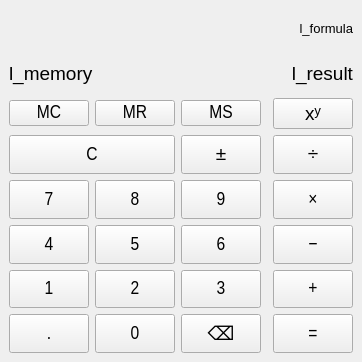
Before: the Qt Designer form mainwindow.ui in JSairanbayev/cpp-calculator------, drawn with Qt 5.
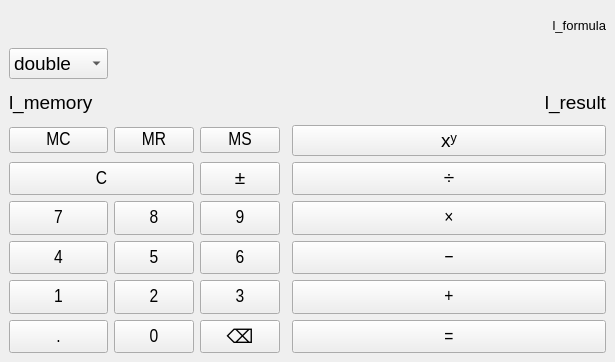
After: the same form once the commit is applied.

Patch:
```diff
--- a/mainwindow.ui
+++ b/mainwindow.ui
@@ -6,7 +6,7 @@
    <rect>
     <x>0</x>
     <y>0</y>
-    <width>310</width>
+    <width>615</width>
     <height>362</height>
    </rect>
   </property>
@@ -25,8 +25,198 @@
    <string>Калькулятор</string>
   </property>
   <widget class="QWidget" name="centralwidget">
-   <layout class="QGridLayout" name="gridLayout" rowstretch="0,0,0,0,0,0,0,0,0,0" columnstretch="0,2,2,2,0,3">
-    <item row="1" column="1" colspan="5">
+   <layout class="QGridLayout" name="gridLayout" rowstretch="0,0,0,0,0,0,0,0,0,0,0" columnstretch="0,0,0,0,0,0">
+    <item row="7" column="1">
+     <widget class="QPushButton" name="tb_four">
+      <property name="sizePolicy">
+       <sizepolicy hsizetype="Preferred" vsizetype="Preferred">
+        <horstretch>0</horstretch>
+        <verstretch>0</verstretch>
+       </sizepolicy>
+      </property>
+      <property name="minimumSize">
+       <size>
+        <width>0</width>
+        <height>0</height>
+       </size>
+      </property>
+      <property name="font">
+       <font>
+        <family>Arial Narrow</family>
+        <pointsize>14</pointsize>
+       </font>
+      </property>
+      <property name="text">
+       <string>4</string>
+      </property>
+      <property name="shortcut">
+       <string>4</string>
+      </property>
+     </widget>
+    </item>
+    <item row="7" column="5">
+     <widget class="QPushButton" name="tb_substract">
+      <property name="sizePolicy">
+       <sizepolicy hsizetype="Preferred" vsizetype="Preferred">
+        <horstretch>0</horstretch>
+        <verstretch>0</verstretch>
+       </sizepolicy>
+      </property>
+      <property name="minimumSize">
+       <size>
+        <width>0</width>
+        <height>0</height>
+       </size>
+      </property>
+      <property name="font">
+       <font>
+        <family>Arial Narrow</family>
+        <pointsize>14</pointsize>
+       </font>
+      </property>
+      <property name="text">
+       <string>−</string>
+      </property>
+      <property name="shortcut">
+       <string>-</string>
+      </property>
+     </widget>
+    </item>
+    <item row="10" column="5">
+     <widget class="QPushButton" name="tb_equal">
+      <property name="sizePolicy">
+       <sizepolicy hsizetype="Preferred" vsizetype="Preferred">
+        <horstretch>0</horstretch>
+        <verstretch>0</verstretch>
+       </sizepolicy>
+      </property>
+      <property name="minimumSize">
+       <size>
+        <width>0</width>
+        <height>0</height>
+       </size>
+      </property>
+      <property name="font">
+       <font>
+        <family>Arial Narrow</family>
+        <pointsize>14</pointsize>
+       </font>
+      </property>
+      <property name="text">
+       <string>=</string>
+      </property>
+      <property name="shortcut">
+       <string>Enter</string>
+      </property>
+     </widget>
+    </item>
+    <item row="9" column="3">
+     <widget class="QPushButton" name="tb_three">
+      <property name="sizePolicy">
+       <sizepolicy hsizetype="Preferred" vsizetype="Preferred">
+        <horstretch>0</horstretch>
+        <verstretch>0</verstretch>
+       </sizepolicy>
+      </property>
+      <property name="minimumSize">
+       <size>
+        <width>0</width>
+        <height>0</height>
+       </size>
+      </property>
+      <property name="font">
+       <font>
+        <family>Arial Narrow</family>
+        <pointsize>14</pointsize>
+       </font>
+      </property>
+      <property name="text">
+       <string>3</string>
+      </property>
+      <property name="shortcut">
+       <string>3</string>
+      </property>
+     </widget>
+    </item>
+    <item row="10" column="1">
+     <widget class="QPushButton" name="tb_extra">
+      <property name="sizePolicy">
+       <sizepolicy hsizetype="Preferred" vsizetype="Preferred">
+        <horstretch>0</horstretch>
+        <verstretch>0</verstretch>
+       </sizepolicy>
+      </property>
+      <property name="minimumSize">
+       <size>
+        <width>0</width>
+        <height>0</height>
+       </size>
+      </property>
+      <property name="font">
+       <font>
+        <family>Arial Narrow</family>
+        <pointsize>14</pointsize>
+       </font>
+      </property>
+      <property name="text">
+       <string>.</string>
+      </property>
+     </widget>
+    </item>
+    <item row="10" column="2">
+     <widget class="QPushButton" name="tb_zero">
+      <property name="sizePolicy">
+       <sizepolicy hsizetype="Preferred" vsizetype="Preferred">
+        <horstretch>0</horstretch>
+        <verstretch>0</verstretch>
+       </sizepolicy>
+      </property>
+      <property name="minimumSize">
+       <size>
+        <width>0</width>
+        <height>0</height>
+       </size>
+      </property>
+      <property name="font">
+       <font>
+        <family>Arial Narrow</family>
+        <pointsize>14</pointsize>
+       </font>
+      </property>
+      <property name="text">
+       <string>0</string>
+      </property>
+     </widget>
+    </item>
+    <item row="6" column="1">
+     <widget class="QPushButton" name="tb_seven">
+      <property name="sizePolicy">
+       <sizepolicy hsizetype="Preferred" vsizetype="Preferred">
+        <horstretch>0</horstretch>
+        <verstretch>0</verstretch>
+       </sizepolicy>
+      </property>
+      <property name="minimumSize">
+       <size>
+        <width>0</width>
+        <height>0</height>
+       </size>
+      </property>
+      <property name="font">
+       <font>
+        <family>Arial Narrow</family>
+        <pointsize>14</pointsize>
+       </font>
+      </property>
+      <property name="text">
+       <string>7</string>
+      </property>
+      <property name="shortcut">
+       <string>7</string>
+      </property>
+     </widget>
+    </item>
+    <item row="2" column="1" colspan="5">
      <layout class="QHBoxLayout" name="horizontalLayout" stretch="0,1">
       <item>
        <widget class="QLabel" name="l_memory">
@@ -69,54 +259,7 @@
       </item>
      </layout>
     </item>
-    <item row="5" column="3">
-     <widget class="QPushButton" name="tb_nine">
-      <property name="sizePolicy">
-       <sizepolicy hsizetype="Preferred" vsizetype="Preferred">
-        <horstretch>0</horstretch>
-        <verstretch>0</verstretch>
-       </sizepolicy>
-      </property>
-      <property name="minimumSize">
-       <size>
-        <width>0</width>
-        <height>0</height>
-       </size>
-      </property>
-      <property name="font">
-       <font>
-        <family>Arial Narrow</family>
-        <pointsize>14</pointsize>
-       </font>
-      </property>
-      <property name="text">
-       <string>9</string>
-      </property>
-      <property name="shortcut">
-       <string>9</string>
-      </property>
-     </widget>
-    </item>
-    <item row="2" column="3">
-     <widget class="QPushButton" name="tb_ms">
-      <property name="minimumSize">
-       <size>
-        <width>0</width>
-        <height>0</height>
-       </size>
-      </property>
-      <property name="font">
-       <font>
-        <family>Arial Narrow</family>
-        <pointsize>14</pointsize>
-       </font>
-      </property>
-      <property name="text">
-       <string>MS</string>
-      </property>
-     </widget>
-    </item>
-    <item row="2" column="2">
+    <item row="3" column="2">
      <widget class="QPushButton" name="tn_mr">
       <property name="minimumSize">
        <size>
@@ -135,138 +278,6 @@
       </property>
      </widget>
     </item>
-    <item row="2" column="5">
-     <widget class="QPushButton" name="tb_power">
-      <property name="text">
-       <string>xʸ</string>
-      </property>
-     </widget>
-    </item>
-    <item row="9" column="5">
-     <widget class="QPushButton" name="tb_equal">
-      <property name="sizePolicy">
-       <sizepolicy hsizetype="Preferred" vsizetype="Preferred">
-        <horstretch>0</horstretch>
-        <verstretch>0</verstretch>
-       </sizepolicy>
-      </property>
-      <property name="minimumSize">
-       <size>
-        <width>0</width>
-        <height>0</height>
-       </size>
-      </property>
-      <property name="font">
-       <font>
-        <family>Arial Narrow</family>
-        <pointsize>14</pointsize>
-       </font>
-      </property>
-      <property name="text">
-       <string>=</string>
-      </property>
-      <property name="shortcut">
-       <string>Enter</string>
-      </property>
-     </widget>
-    </item>
-    <item row="8" column="3">
-     <widget class="QPushButton" name="tb_three">
-      <property name="sizePolicy">
-       <sizepolicy hsizetype="Preferred" vsizetype="Preferred">
-        <horstretch>0</horstretch>
-        <verstretch>0</verstretch>
-       </sizepolicy>
-      </property>
-      <property name="minimumSize">
-       <size>
-        <width>0</width>
-        <height>0</height>
-       </size>
-      </property>
-      <property name="font">
-       <font>
-        <family>Arial Narrow</family>
-        <pointsize>14</pointsize>
-       </font>
-      </property>
-      <property name="text">
-       <string>3</string>
-      </property>
-      <property name="shortcut">
-       <string>3</string>
-      </property>
-     </widget>
-    </item>
-    <item row="9" column="3">
-     <widget class="QPushButton" name="tb_backspace">
-      <property name="sizePolicy">
-       <sizepolicy hsizetype="Preferred" vsizetype="Preferred">
-        <horstretch>0</horstretch>
-        <verstretch>0</verstretch>
-       </sizepolicy>
-      </property>
-      <property name="text">
-       <string>⌫</string>
-      </property>
-     </widget>
-    </item>
-    <item row="8" column="2">
-     <widget class="QPushButton" name="tb_two">
-      <property name="sizePolicy">
-       <sizepolicy hsizetype="Preferred" vsizetype="Preferred">
-        <horstretch>0</horstretch>
-        <verstretch>0</verstretch>
-       </sizepolicy>
-      </property>
-      <property name="minimumSize">
-       <size>
-        <width>0</width>
-        <height>0</height>
-       </size>
-      </property>
-      <property name="font">
-       <font>
-        <family>Arial Narrow</family>
-        <pointsize>14</pointsize>
-       </font>
-      </property>
-      <property name="text">
-       <string>2</string>
-      </property>
-      <property name="shortcut">
-       <string>2</string>
-      </property>
-     </widget>
-    </item>
-    <item row="5" column="1">
-     <widget class="QPushButton" name="tb_seven">
-      <property name="sizePolicy">
-       <sizepolicy hsizetype="Preferred" vsizetype="Preferred">
-        <horstretch>0</horstretch>
-        <verstretch>0</verstretch>
-       </sizepolicy>
-      </property>
-      <property name="minimumSize">
-       <size>
-        <width>0</width>
-        <height>0</height>
-       </size>
-      </property>
-      <property name="font">
-       <font>
-        <family>Arial Narrow</family>
-        <pointsize>14</pointsize>
-       </font>
-      </property>
-      <property name="text">
-       <string>7</string>
-      </property>
-      <property name="shortcut">
-       <string>7</string>
-      </property>
-     </widget>
-    </item>
     <item row="0" column="1" colspan="5">
      <widget class="QLabel" name="l_formula">
       <property name="font">
@@ -282,175 +293,7 @@
       </property>
      </widget>
     </item>
-    <item row="5" column="2">
-     <widget class="QPushButton" name="tb_eight">
-      <property name="sizePolicy">
-       <sizepolicy hsizetype="Preferred" vsizetype="Preferred">
-        <horstretch>0</horstretch>
-        <verstretch>0</verstretch>
-       </sizepolicy>
-      </property>
-      <property name="minimumSize">
-       <size>
-        <width>0</width>
-        <height>0</height>
-       </size>
-      </property>
-      <property name="font">
-       <font>
-        <family>Arial Narrow</family>
-        <pointsize>14</pointsize>
-       </font>
-      </property>
-      <property name="text">
-       <string>8</string>
-      </property>
-      <property name="shortcut">
-       <string>8</string>
-      </property>
-     </widget>
-    </item>
-    <item row="6" column="5">
-     <widget class="QPushButton" name="tb_substract">
-      <property name="sizePolicy">
-       <sizepolicy hsizetype="Preferred" vsizetype="Preferred">
-        <horstretch>0</horstretch>
-        <verstretch>0</verstretch>
-       </sizepolicy>
-      </property>
-      <property name="minimumSize">
-       <size>
-        <width>0</width>
-        <height>0</height>
-       </size>
-      </property>
-      <property name="font">
-       <font>
-        <family>Arial Narrow</family>
-        <pointsize>14</pointsize>
-       </font>
-      </property>
-      <property name="text">
-       <string>−</string>
-      </property>
-      <property name="shortcut">
-       <string>-</string>
-      </property>
-     </widget>
-    </item>
-    <item row="6" column="3">
-     <widget class="QPushButton" name="tb_six">
-      <property name="sizePolicy">
-       <sizepolicy hsizetype="Preferred" vsizetype="Preferred">
-        <horstretch>0</horstretch>
-        <verstretch>0</verstretch>
-       </sizepolicy>
-      </property>
-      <property name="minimumSize">
-       <size>
-        <width>0</width>
-        <height>0</height>
-       </size>
-      </property>
-      <property name="font">
-       <font>
-        <family>Arial Narrow</family>
-        <pointsize>14</pointsize>
-       </font>
-      </property>
-      <property name="text">
-       <string>6</string>
-      </property>
-      <property name="shortcut">
-       <string>6</string>
-      </property>
-     </widget>
-    </item>
-    <item row="6" column="1">
-     <widget class="QPushButton" name="tb_four">
-      <property name="sizePolicy">
-       <sizepolicy hsizetype="Preferred" vsizetype="Preferred">
-        <horstretch>0</horstretch>
-        <verstretch>0</verstretch>
-       </sizepolicy>
-      </property>
-      <property name="minimumSize">
-       <size>
-        <width>0</width>
-        <height>0</height>
-       </size>
-      </property>
-      <property name="font">
-       <font>
-        <family>Arial Narrow</family>
-        <pointsize>14</pointsize>
-       </font>
-      </property>
-      <property name="text">
-       <string>4</string>
-      </property>
-      <property name="shortcut">
-       <string>4</string>
-      </property>
-     </widget>
-    </item>
-    <item row="4" column="5">
-     <widget class="QPushButton" name="tb_divide">
-      <property name="sizePolicy">
-       <sizepolicy hsizetype="Preferred" vsizetype="Preferred">
-        <horstretch>0</horstretch>
-        <verstretch>0</verstretch>
-       </sizepolicy>
-      </property>
-      <property name="minimumSize">
-       <size>
-        <width>0</width>
-        <height>0</height>
-       </size>
-      </property>
-      <property name="font">
-       <font>
-        <family>Arial Narrow</family>
-        <pointsize>14</pointsize>
-       </font>
-      </property>
-      <property name="text">
-       <string>÷</string>
-      </property>
-      <property name="shortcut">
-       <string>/</string>
-      </property>
-     </widget>
-    </item>
-    <item row="8" column="1">
-     <widget class="QPushButton" name="tb_one">
-      <property name="sizePolicy">
-       <sizepolicy hsizetype="Preferred" vsizetype="Preferred">
-        <horstretch>0</horstretch>
-        <verstretch>0</verstretch>
-       </sizepolicy>
-      </property>
-      <property name="minimumSize">
-       <size>
-        <width>0</width>
-        <height>0</height>
-       </size>
-      </property>
-      <property name="font">
-       <font>
-        <family>Arial Narrow</family>
-        <pointsize>14</pointsize>
-       </font>
-      </property>
-      <property name="text">
-       <string>1</string>
-      </property>
-      <property name="shortcut">
-       <string>1</string>
-      </property>
-     </widget>
-    </item>
-    <item row="6" column="2">
+    <item row="7" column="2">
      <widget class="QPushButton" name="tb_five">
       <property name="sizePolicy">
        <sizepolicy hsizetype="Preferred" vsizetype="Preferred">
@@ -478,7 +321,82 @@
       </property>
      </widget>
     </item>
-    <item row="4" column="1" colspan="2">
+    <item row="9" column="2">
+     <widget class="QPushButton" name="tb_two">
+      <property name="sizePolicy">
+       <sizepolicy hsizetype="Preferred" vsizetype="Preferred">
+        <horstretch>0</horstretch>
+        <verstretch>0</verstretch>
+       </sizepolicy>
+      </property>
+      <property name="minimumSize">
+       <size>
+        <width>0</width>
+        <height>0</height>
+       </size>
+      </property>
+      <property name="font">
+       <font>
+        <family>Arial Narrow</family>
+        <pointsize>14</pointsize>
+       </font>
+      </property>
+      <property name="text">
+       <string>2</string>
+      </property>
+      <property name="shortcut">
+       <string>2</string>
+      </property>
+     </widget>
+    </item>
+    <item row="6" column="3">
+     <widget class="QPushButton" name="tb_nine">
+      <property name="sizePolicy">
+       <sizepolicy hsizetype="Preferred" vsizetype="Preferred">
+        <horstretch>0</horstretch>
+        <verstretch>0</verstretch>
+       </sizepolicy>
+      </property>
+      <property name="minimumSize">
+       <size>
+        <width>0</width>
+        <height>0</height>
+       </size>
+      </property>
+      <property name="font">
+       <font>
+        <family>Arial Narrow</family>
+        <pointsize>14</pointsize>
+       </font>
+      </property>
+      <property name="text">
+       <string>9</string>
+      </property>
+      <property name="shortcut">
+       <string>9</string>
+      </property>
+     </widget>
+    </item>
+    <item row="3" column="1">
+     <widget class="QPushButton" name="tb_mc">
+      <property name="minimumSize">
+       <size>
+        <width>0</width>
+        <height>0</height>
+       </size>
+      </property>
+      <property name="font">
+       <font>
+        <family>Arial Narrow</family>
+        <pointsize>14</pointsize>
+       </font>
+      </property>
+      <property name="text">
+       <string>MC</string>
+      </property>
+     </widget>
+    </item>
+    <item row="5" column="1" colspan="2">
      <widget class="QPushButton" name="tb_reset">
       <property name="sizePolicy">
        <sizepolicy hsizetype="Preferred" vsizetype="Preferred">
@@ -506,54 +424,76 @@
       </property>
      </widget>
     </item>
-    <item row="2" column="1">
-     <widget class="QPushButton" name="tb_mc">
-      <property name="minimumSize">
-       <size>
-        <width>0</width>
-        <height>0</height>
-       </size>
-      </property>
-      <property name="font">
-       <font>
-        <family>Arial Narrow</family>
-        <pointsize>14</pointsize>
-       </font>
-      </property>
-      <property name="text">
-       <string>MC</string>
-      </property>
-     </widget>
-    </item>
-    <item row="8" column="5">
-     <widget class="QPushButton" name="tb_add">
-      <property name="sizePolicy">
-       <sizepolicy hsizetype="Preferred" vsizetype="Preferred">
-        <horstretch>0</horstretch>
-        <verstretch>0</verstretch>
-       </sizepolicy>
-      </property>
-      <property name="minimumSize">
-       <size>
-        <width>0</width>
-        <height>0</height>
-       </size>
-      </property>
-      <property name="font">
-       <font>
-        <family>Arial Narrow</family>
-        <pointsize>14</pointsize>
-       </font>
-      </property>
-      <property name="text">
-       <string>+</string>
-      </property>
-      <property name="shortcut">
-       <string>+</string>
-      </property>
-     </widget>
-    </item>
     <item row="5" column="5">
+     <widget class="QPushButton" name="tb_divide">
+      <property name="sizePolicy">
+       <sizepolicy hsizetype="Preferred" vsizetype="Preferred">
+        <horstretch>0</horstretch>
+        <verstretch>0</verstretch>
+       </sizepolicy>
+      </property>
+      <property name="minimumSize">
+       <size>
+        <width>0</width>
+        <height>0</height>
+       </size>
+      </property>
+      <property name="font">
+       <font>
+        <family>Arial Narrow</family>
+        <pointsize>14</pointsize>
+       </font>
+      </property>
+      <property name="text">
+       <string>÷</string>
+      </property>
+      <property name="shortcut">
+       <string>/</string>
+      </property>
+     </widget>
+    </item>
+    <item row="9" column="5">
+     <widget class="QPushButton" name="tb_add">
+      <property name="sizePolicy">
+       <sizepolicy hsizetype="Preferred" vsizetype="Preferred">
+        <horstretch>0</horstretch>
+        <verstretch>0</verstretch>
+       </sizepolicy>
+      </property>
+      <property name="minimumSize">
+       <size>
+        <width>0</width>
+        <height>0</height>
+       </size>
+      </property>
+      <property name="font">
+       <font>
+        <family>Arial Narrow</family>
+        <pointsize>14</pointsize>
+       </font>
+      </property>
+      <property name="text">
+       <string>+</string>
+      </property>
+      <property name="shortcut">
+       <string>+</string>
+      </property>
+     </widget>
+    </item>
+    <item row="10" column="3">
+     <widget class="QPushButton" name="tb_backspace">
+      <property name="sizePolicy">
+       <sizepolicy hsizetype="Preferred" vsizetype="Preferred">
+        <horstretch>0</horstretch>
+        <verstretch>0</verstretch>
+       </sizepolicy>
+      </property>
+      <property name="text">
+       <string>⌫</string>
+      </property>
+     </widget>
+    </item>
+    <item row="6" column="5">
      <widget class="QPushButton" name="tb_multiplicate">
       <property name="sizePolicy">
        <sizepolicy hsizetype="Expanding" vsizetype="Preferred">
@@ -581,7 +521,35 @@
       </property>
      </widget>
     </item>
-    <item row="4" column="3">
+    <item row="9" column="1">
+     <widget class="QPushButton" name="tb_one">
+      <property name="sizePolicy">
+       <sizepolicy hsizetype="Preferred" vsizetype="Preferred">
+        <horstretch>0</horstretch>
+        <verstretch>0</verstretch>
+       </sizepolicy>
+      </property>
+      <property name="minimumSize">
+       <size>
+        <width>0</width>
+        <height>0</height>
+       </size>
+      </property>
+      <property name="font">
+       <font>
+        <family>Arial Narrow</family>
+        <pointsize>14</pointsize>
+       </font>
+      </property>
+      <property name="text">
+       <string>1</string>
+      </property>
+      <property name="shortcut">
+       <string>1</string>
+      </property>
+     </widget>
+    </item>
+    <item row="5" column="3">
      <widget class="QPushButton" name="tb_negate">
       <property name="sizePolicy">
        <sizepolicy hsizetype="Preferred" vsizetype="Preferred">
@@ -606,8 +574,15 @@
       </property>
      </widget>
     </item>
-    <item row="9" column="1">
-     <widget class="QPushButton" name="tb_comma">
+    <item row="3" column="5">
+     <widget class="QPushButton" name="tb_power">
+      <property name="text">
+       <string>xʸ</string>
+      </property>
+     </widget>
+    </item>
+    <item row="6" column="2">
+     <widget class="QPushButton" name="tb_eight">
       <property name="sizePolicy">
        <sizepolicy hsizetype="Preferred" vsizetype="Preferred">
         <horstretch>0</horstretch>
@@ -627,12 +602,31 @@
        </font>
       </property>
       <property name="text">
-       <string>.</string>
+       <string>8</string>
       </property>
      </widget>
     </item>
-    <item row="9" column="2">
-     <widget class="QPushButton" name="tb_zero">
+    <item row="3" column="3">
+     <widget class="QPushButton" name="tb_ms">
+      <property name="minimumSize">
+       <size>
+        <width>0</width>
+        <height>0</height>
+       </size>
+      </property>
+      <property name="font">
+       <font>
+        <family>Arial Narrow</family>
+        <pointsize>14</pointsize>
+       </font>
+      </property>
+      <property name="text">
+       <string>MS</string>
+      </property>
+     </widget>
+    </item>
+    <item row="7" column="3">
+     <widget class="QPushButton" name="tb_six">
       <property name="sizePolicy">
        <sizepolicy hsizetype="Preferred" vsizetype="Preferred">
         <horstretch>0</horstretch>
@@ -652,10 +646,21 @@
        </font>
       </property>
       <property name="text">
-       <string>0</string>
+       <string>6</string>
       </property>
      </widget>
     </item>
+    <item row="1" column="1">
+    <widget class="QComboBox" name="cmb_controller">
+     <item><property name="text"><string>double</string></property></item>
+     <item><property name="text"><string>float</string></property></item>
+     <item><property name="text"><string>uint8_t</string></property></item>
+     <item><property name="text"><string>int</string></property></item>
+     <item><property name="text"><string>int64_t</string></property></item>
+     <item><property name="text"><string>size_t</string></property></item>
+     <item><property name="text"><string>Rational</string></property></item>
+    </widget>
+    </item>
    </layout>
   </widget>
  </widget>
```
Left out of the diff: 10 changed lines with no effect on the pictures.
